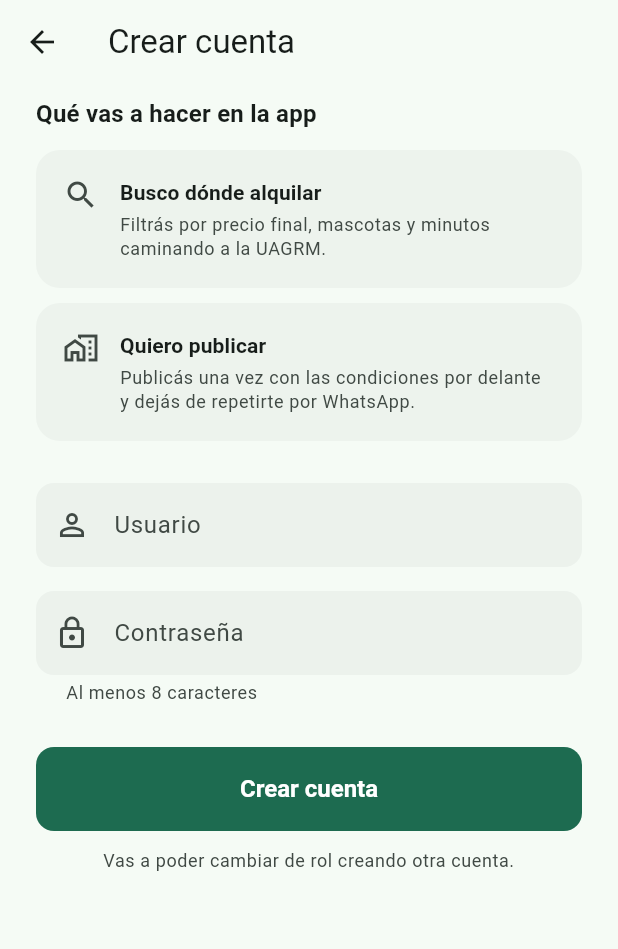
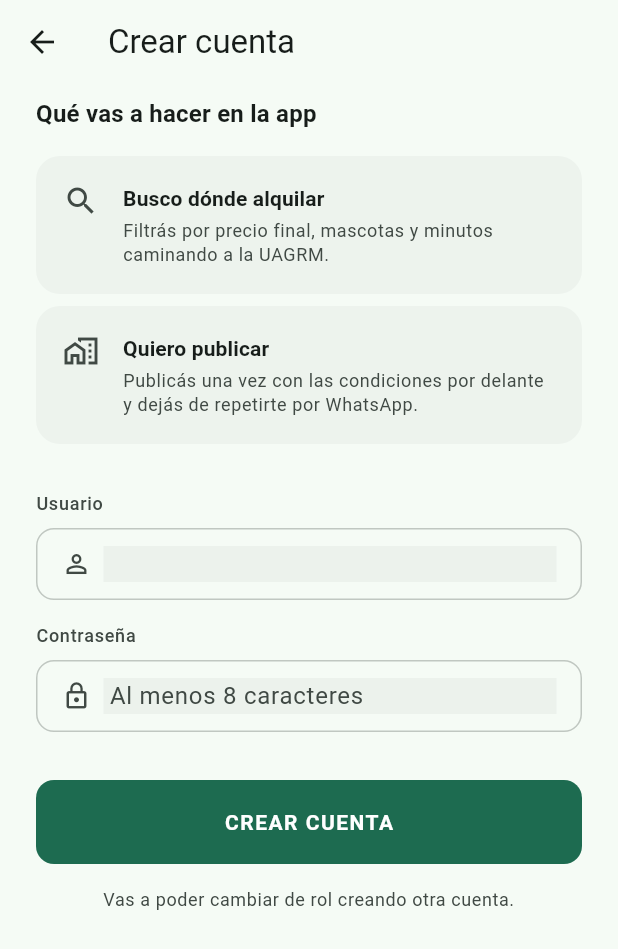
Before and after one commit to gadrilee/PetConnect, a Flutter app: the RegistroScreen screen opened directly, on a phone screen of 412 x 824 dp. Shown: the top 949 px of the screen. Run offline on Flutter 3.47's test engine with Material 3 defaults, Android fonts, the phone set to English and light mode, and no system bars; our stand-ins replace flutter_secure_storage, geolocator, image_picker; accounts and stored records are empty.

Commit message:
refactor(auth): integrar CampoTexto y BotonPrincipal en pantallas de acceso

```diff
--- a/mobile/lib/features/auth/presentation/registro_screen.dart
+++ b/mobile/lib/features/auth/presentation/registro_screen.dart
@@ -1,7 +1,11 @@
 import 'package:flutter/material.dart';
+import 'package:flutter/services.dart';
 import 'package:provider/provider.dart';
 
-import '../../../shared/widgets/aviso_error.dart';
+import '../../../core/theme.dart';
+import '../../../shared/widgets/aviso.dart';
+import '../../../shared/widgets/boton_principal.dart';
+import '../../../shared/widgets/campo_texto.dart';
 import '../data/perfil.dart';
 import '../providers/auth_provider.dart';
 
@@ -13,7 +17,6 @@ class RegistroScreen extends StatefulWidget {
 }
 
 class _RegistroScreenState extends State<RegistroScreen> {
-  final _formulario = GlobalKey<FormState>();
   final _usuario = TextEditingController();
   final _clave = TextEditingController();
   final _whatsapp = TextEditingController();
@@ -34,7 +37,6 @@ class _RegistroScreenState extends State<RegistroScreen> {
       );
       return;
     }
-    if (!_formulario.currentState!.validate()) return;
     FocusScope.of(context).unfocus();
 
     final ok = await context.read<AuthProvider>().registro(
@@ -44,7 +46,6 @@ class _RegistroScreenState extends State<RegistroScreen> {
           whatsapp: _whatsapp.text.trim(),
         );
 
-    // Si salio bien, main.dart cambia solo de pantalla al ver el estado.
     if (ok && mounted) Navigator.of(context).pop();
   }
 
@@ -54,117 +55,124 @@ class _RegistroScreenState extends State<RegistroScreen> {
     final texto = Theme.of(context).textTheme;
     final esquema = Theme.of(context).colorScheme;
 
+    // Errores del backend por campo
+    final errores = auth.erroresPorCampo;
+
     return Scaffold(
       appBar: AppBar(title: const Text('Crear cuenta')),
       body: SafeArea(
         child: SingleChildScrollView(
-          padding: const EdgeInsets.fromLTRB(24, 8, 24, 24),
+          padding: const EdgeInsets.fromLTRB(
+              Espacio.lg, Espacio.sm, Espacio.lg, Espacio.lg),
           child: Center(
             child: ConstrainedBox(
-              constraints: const BoxConstraints(maxWidth: 420),
-              child: Form(
-                key: _formulario,
+              constraints: const BoxConstraints(maxWidth: 416),
               child: Column(
                 crossAxisAlignment: CrossAxisAlignment.stretch,
                 children: [
-                    Text('Qué vas a hacer en la app',
-                        style: texto.titleMedium?.copyWith(fontWeight: FontWeight.w600)),
-                    const SizedBox(height: 12),
+                  Text(
+                    'Qué vas a hacer en la app',
+                    style: texto.titleMedium
+                        ?.copyWith(fontWeight: FontWeight.w600),
+                  ),
+                  const SizedBox(height: Espacio.md),
 
+                  // ---- Selector de rol ----
                   _TarjetaRol(
                     titulo: 'Busco dónde alquilar',
-                      detalle: 'Filtrás por precio final, mascotas y minutos '
-                          'caminando a la UAGRM.',
+                    detalle:
+                        'Filtrás por precio final, mascotas y minutos caminando a la UAGRM.',
                     icono: Icons.search,
                     elegido: _rol == Rol.inquilino,
                     onTap: () => setState(() => _rol = Rol.inquilino),
                   ),
-                    const SizedBox(height: 10),
+                  const SizedBox(height: Espacio.sm),
                   _TarjetaRol(
                     titulo: 'Quiero publicar',
-                      detalle: 'Publicás una vez con las condiciones por '
-                          'delante y dejás de repetirte por WhatsApp.',
+                    detalle:
+                        'Publicás una vez con las condiciones por delante y dejás de repetirte por WhatsApp.',
                     icono: Icons.home_work_outlined,
                     elegido: _rol == Rol.propietario,
                     onTap: () => setState(() => _rol = Rol.propietario),
                   ),
 
-                    const SizedBox(height: 28),
-                    TextFormField(
-                      controller: _usuario,
-                      decoration: InputDecoration(
-                        labelText: 'Usuario',
-                        prefixIcon: const Icon(Icons.person_outline),
-                        errorText: auth.erroresPorCampo['username'],
+                  const SizedBox(height: Espacio.xl),
+
+                  // ---- Usuario ----
+                  CampoTexto(
+                    etiqueta: 'Usuario',
+                    controlador: _usuario,
+                    icono: Icons.person_outline,
+                    mensajeError: errores['username'],
+                    accionTeclado: TextInputAction.next,
+                    alEnviar: (_) => FocusScope.of(context).nextFocus(),
                   ),
-                      autocorrect: false,
-                      textInputAction: TextInputAction.next,
-                      validator: (v) => (v == null || v.trim().isEmpty)
-                          ? 'Escribí un usuario'
-                          : null,
-                    ),
-                    const SizedBox(height: 16),
+                  const SizedBox(height: Espacio.md),
 
-                    TextFormField(
-                      controller: _clave,
-                      obscureText: true,
-                      decoration: InputDecoration(
-                        labelText: 'Contraseña',
-                        helperText: 'Al menos 8 caracteres',
-                        prefixIcon: const Icon(Icons.lock_outline),
-                        errorText: auth.erroresPorCampo['password'],
-                      ),
-                      validator: (v) => (v == null || v.length < 8)
+                  // ---- Contraseña ----
+                  CampoTexto(
+                    etiqueta: 'Contraseña',
+                    controlador: _clave,
+                    icono: Icons.lock_outline,
+                    ocultarTexto: true,
+                    pista: 'Al menos 8 caracteres',
+                    mensajeError: errores['password'] ??
+                        (_clave.text.isNotEmpty && _clave.text.length < 8
                             ? 'Al menos 8 caracteres'
-                          : null,
+                            : null),
+                    accionTeclado: TextInputAction.next,
+                    alEnviar: (_) => FocusScope.of(context).nextFocus(),
                   ),
 
-                    // El WhatsApp solo tiene sentido para quien publica: es lo
-                    // que se libera cuando aprueba una solicitud. El backend
-                    // rechaza a un propietario sin este dato.
+                  // ---- WhatsApp (solo propietario) ----
                   if (_rol == Rol.propietario) ...[
-                      const SizedBox(height: 16),
-                      TextFormField(
-                        controller: _whatsapp,
-                        keyboardType: TextInputType.phone,
-                        decoration: InputDecoration(
-                          labelText: 'WhatsApp',
-                          helperText: 'No aparece en tus anuncios. Se libera '
-                              'solo cuando aprobás una visita.',
-                          helperMaxLines: 2,
-                          prefixIcon: const Icon(Icons.chat_outlined),
-                          errorText: auth.erroresPorCampo['whatsapp'],
+                    const SizedBox(height: Espacio.md),
+                    CampoTexto(
+                      etiqueta: 'WhatsApp',
+                      controlador: _whatsapp,
+                      icono: Icons.chat_outlined,
+                      tipoTeclado: TextInputType.phone,
+                      formateadores: [FilteringTextInputFormatter.digitsOnly],
+                      pista: '70011122',
+                      mensajeError: errores['whatsapp'],
                     ),
-                        validator: (v) => (v == null || v.trim().isEmpty)
-                            ? 'Un propietario necesita un WhatsApp'
-                            : null,
+                    const SizedBox(height: Espacio.sm),
+                    Aviso(
+                      icono: Icons.lock_outline,
+                      mensaje:
+                          'No aparece en tus anuncios. Se libera solo cuando aprobás una visita.',
+                      tipo: TipoAviso.info,
                     ),
                   ],
 
+                  // ---- Error general del backend ----
                   if (auth.error != null) ...[
-                      const SizedBox(height: 16),
-                      AvisoError(mensaje: auth.error!),
+                    const SizedBox(height: Espacio.md),
+                    Aviso(
+                      icono: Icons.error_outline,
+                      mensaje: auth.error!,
+                      tipo: TipoAviso.error,
+                    ),
                   ],
 
-                    const SizedBox(height: 28),
-                    FilledButton(
-                      onPressed: auth.ocupado ? null : _crearCuenta,
-                      child: auth.ocupado
-                          ? const SizedBox(
-                              height: 20,
-                              width: 20,
-                              child: CircularProgressIndicator(strokeWidth: 2),
-                            )
-                          : const Text('Crear cuenta'),
+                  const SizedBox(height: Espacio.xl),
+
+                  // ---- Botón crear cuenta ----
+                  BotonPrincipal(
+                    etiqueta: 'CREAR CUENTA',
+                    etiquetaCargando: 'CREANDO...',
+                    alTocar: auth.ocupado ? null : _crearCuenta,
+                    cargando: auth.ocupado,
                   ),
-                    const SizedBox(height: 12),
+
+                  const SizedBox(height: Espacio.md),
                   Text(
                     'Vas a poder cambiar de rol creando otra cuenta.',
                     textAlign: TextAlign.center,
-                      style: texto.bodySmall?.copyWith(color: esquema.onSurfaceVariant),
+                    style: texto.bodySmall
+                        ?.copyWith(color: esquema.onSurfaceVariant),
                   ),
                 ],
-                ),
               ),
             ),
           ),
@@ -197,8 +205,9 @@ class _TarjetaRol extends StatelessWidget {
     return InkWell(
       onTap: onTap,
       borderRadius: BorderRadius.circular(16),
-      child: Container(
-        padding: const EdgeInsets.all(16),
+      child: AnimatedContainer(
+        duration: const Duration(milliseconds: 150),
+        padding: const EdgeInsets.all(Espacio.md),
         decoration: BoxDecoration(
           borderRadius: BorderRadius.circular(16),
           color: elegido
@@ -212,30 +221,38 @@ class _TarjetaRol extends StatelessWidget {
         child: Row(
           crossAxisAlignment: CrossAxisAlignment.start,
           children: [
-            Icon(icono,
-                color: elegido ? esquema.onPrimaryContainer : esquema.onSurfaceVariant),
-            const SizedBox(width: 14),
+            Icon(
+              icono,
+              color: elegido
+                  ? esquema.onPrimaryContainer
+                  : esquema.onSurfaceVariant,
+            ),
+            const SizedBox(width: Espacio.md),
             Expanded(
               child: Column(
                 crossAxisAlignment: CrossAxisAlignment.start,
                 children: [
-                  Text(titulo,
+                  Text(
+                    titulo,
                     style: texto.titleSmall?.copyWith(
                       fontWeight: FontWeight.w600,
                       color: elegido ? esquema.onPrimaryContainer : null,
-                      )),
-                  const SizedBox(height: 4),
-                  Text(detalle,
+                    ),
+                  ),
+                  const SizedBox(height: Espacio.xs),
+                  Text(
+                    detalle,
                     style: texto.bodySmall?.copyWith(
                       color: elegido
                           ? esquema.onPrimaryContainer
                           : esquema.onSurfaceVariant,
-                      )),
+                    ),
+                  ),
                 ],
               ),
             ),
             if (elegido)
-              Icon(Icons.check_circle, color: esquema.primary, size: 20),
+              Icon(Icons.check_circle, color: esquema.primary, size: 24),
           ],
         ),
       ),
```
Also changed, not shown: mobile/lib/features/auth/presentation/login_screen.dart (+75 -59 lines). Lines whose indentation alone changed are shown as unchanged.
